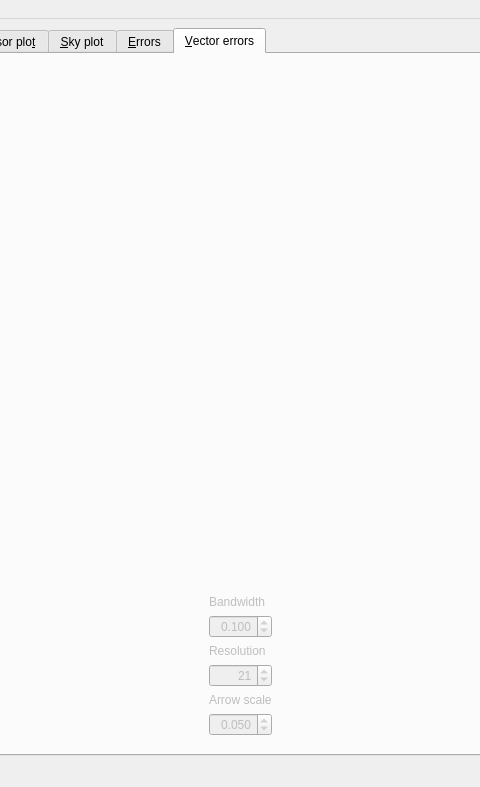
The window that ui/main.ui (AMOS-uniba/vasco) describes before a commit, drawn with Qt 5; both pictures show x 293 to 773 and y 0 to 787 of the 1088 by 787 pixel window.
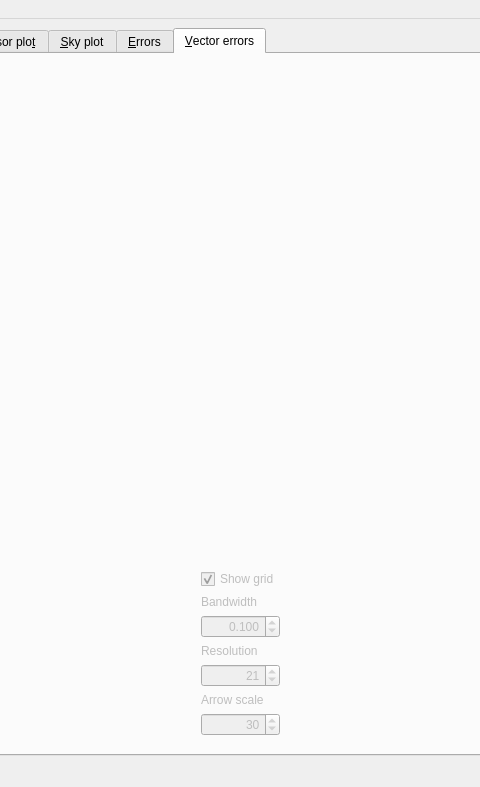
The same window after the commit.

```diff
--- a/ui/main.ui
+++ b/ui/main.ui
@@ -776,11 +776,21 @@
                  <property name="sizeHint" stdset="0">
                   <size>
                    <width>20</width>
-                   <height>514</height>
+                   <height>488</height>
                   </size>
                  </property>
                 </spacer>
                </item>
+               <item>
+                <widget class="QCheckBox" name="cb_show_grid">
+                 <property name="text">
+                  <string>Show grid</string>
+                 </property>
+                 <property name="checked">
+                  <bool>true</bool>
+                 </property>
+                </widget>
+               </item>
                <item>
                 <widget class="QLabel" name="lx_bandwidth">
                  <property name="text">
@@ -850,30 +860,21 @@
                 </widget>
                </item>
                <item>
-                <widget class="QDoubleSpinBox" name="dsb_arrow_scale">
+                <widget class="QSpinBox" name="sb_arrow_scale">
                  <property name="alignment">
                   <set>Qt::AlignRight|Qt::AlignTrailing|Qt::AlignVCenter</set>
                  </property>
-                 <property name="suffix">
-                  <string/>
-                 </property>
-                 <property name="decimals">
-                  <number>3</number>
-                 </property>
                  <property name="minimum">
-                  <double>0.001000000000000</double>
+                  <number>5</number>
                  </property>
                  <property name="maximum">
-                  <double>0.500000000000000</double>
+                  <number>100</number>
                  </property>
                  <property name="singleStep">
-                  <double>0.050000000000000</double>
-                 </property>
-                 <property name="stepType">
-                  <enum>QAbstractSpinBox::AdaptiveDecimalStepType</enum>
+                  <number>5</number>
                  </property>
                  <property name="value">
-                  <double>0.050000000000000</double>
+                  <number>30</number>
                  </property>
                 </widget>
                </item>
```
